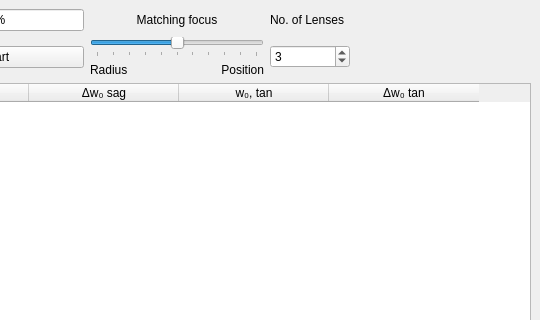
Old version of the form assets/modematcher_calculation_window.ui in the repository NiceLaserGuy/GRay-CAD-2; both pictures show x 281 to 821 and y 0 to 320 of the 821 by 600 pixel window.
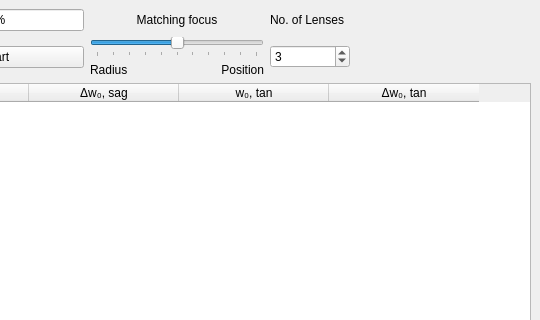
New version of the form.

Diff of the .ui file:
```diff
--- a/assets/modematcher_calculation_window.ui
+++ b/assets/modematcher_calculation_window.ui
@@ -84,7 +84,7 @@
       </column>
       <column>
        <property name="text">
-        <string>Δw₀ sag</string>
+        <string>Δw₀, sag</string>
        </property>
       </column>
       <column>
@@ -94,7 +94,7 @@
       </column>
       <column>
        <property name="text">
-        <string>Δw₀ tan</string>
+        <string>Δw₀, tan</string>
        </property>
       </column>
      </widget>
```
Left out of the diff: 2 changed lines with no effect on the pictures.
